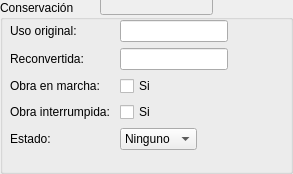
First picture: the form in forms/conservacionform.ui, repository agimenezpy/CentroHistorico, before the edit.
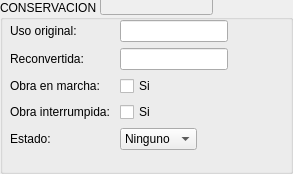
Second picture: the form after the edit.

What changed in the file:
```diff
--- a/forms/conservacionform.ui
+++ b/forms/conservacionform.ui
@@ -19,7 +19,7 @@
    <string>Conservación</string>
   </property>
   <property name="title">
-   <string>Conservación</string>
+   <string>CONSERVACION</string>
   </property>
   <widget class="QLineEdit" name="cuentaEdit">
    <property name="enabled">
```
